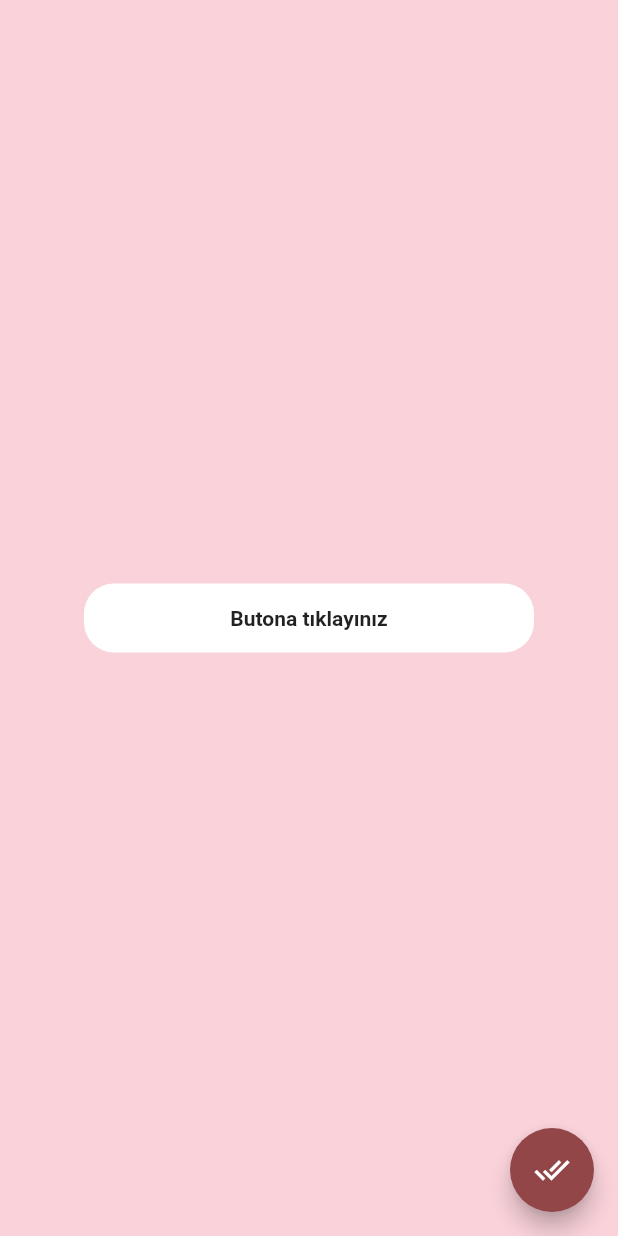
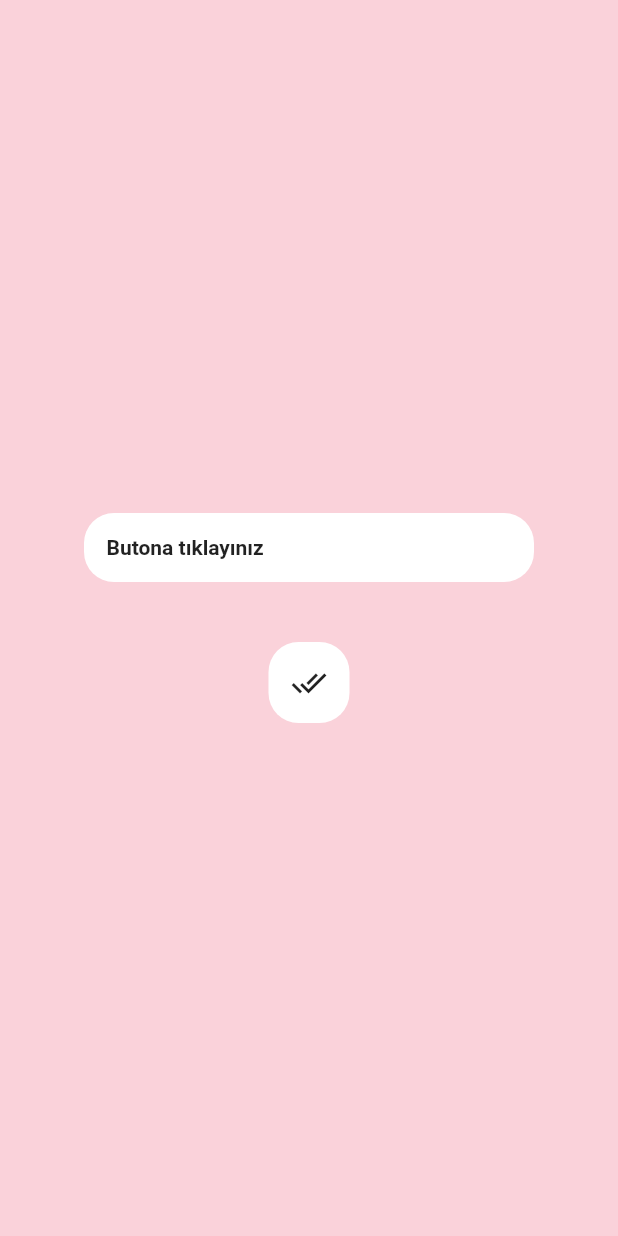
Before and after one commit to EmrSyhn/Fall-Uygulamasi, a Flutter app: the screen it shows after launch, on a phone screen of 412 x 824 dp. Run offline on Flutter 3.47's test engine with Material 2 defaults, Android fonts, the phone set to English and light mode, and no system bars; our stand-ins replace cloud_firestore, firebase_core; accounts and stored records are empty.

Commit message:
alt buton kaldırıldı InkWell ile container kullanıldı

```diff
--- a/lib/homepage.dart
+++ b/lib/homepage.dart
@@ -25,7 +25,9 @@ class _HomePageState extends State<HomePage> {
           child: Column(
             mainAxisAlignment: MainAxisAlignment.center,
             children: [
-              Container(
+              InkWell(
+                onTap: yazGetir,
+                child: Container(
                   margin: const EdgeInsets.all(15),
                   padding: const EdgeInsets.all(15),
                   decoration: BoxDecoration(
@@ -33,24 +35,30 @@ class _HomePageState extends State<HomePage> {
                     borderRadius: BorderRadius.circular(20.0),
                   ),
                   width: 300,
-                child: Column(
-                  children: [
-                    Text(
+                  child: Text(
                     gelenYaziIcerigi,
                     style: const TextStyle(fontWeight: FontWeight.bold),
                   ),
-                  ],
+                ),
+              ),
+              const SizedBox(
+                height: 10,
+              ),
+              InkWell(
+                onTap: yazGetir,
+                child: Container(
+                  margin: const EdgeInsets.all(15),
+                  padding: const EdgeInsets.all(15),
+                  decoration: BoxDecoration(
+                    color: Colors.white,
+                    borderRadius: BorderRadius.circular(20.0),
+                  ),
+                  child: const Icon(Icons.done_all),
                 ),
               ),
             ],
           ),
         ),
-      ),
-      //button
-      floatingActionButton: FloatingActionButton(
-        backgroundColor: const Color.fromARGB(255, 146, 70, 72),
-        onPressed: yazGetir,
-        child: const Icon(Icons.done_all),
       ),
     );
   }
```
Also changed, not shown: 1 other file. Lines whose indentation alone changed are shown as unchanged.
